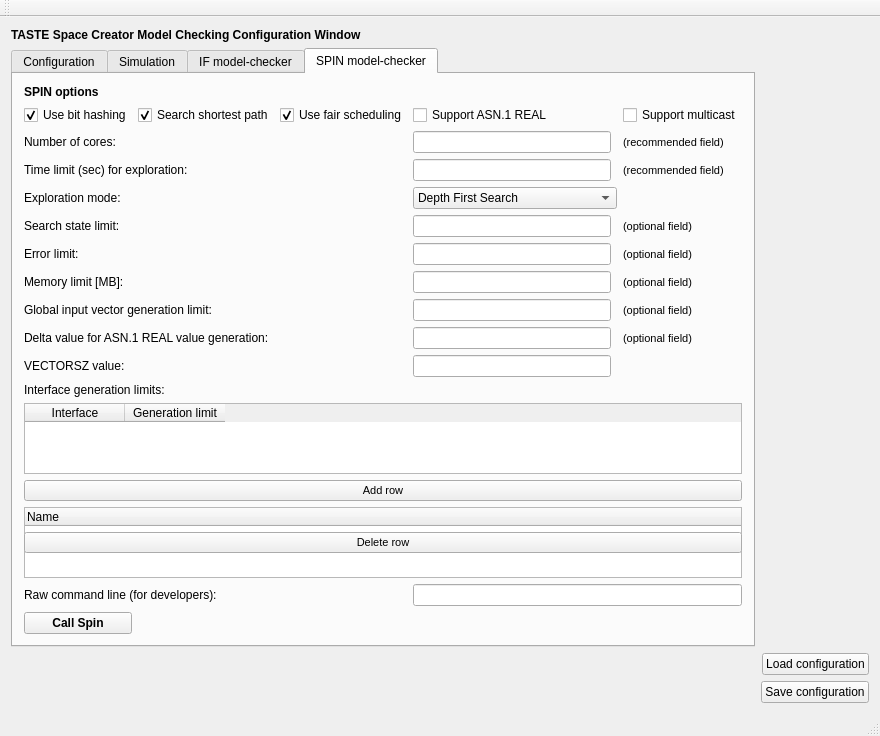
First picture: the form in src/libs/libiveditor/modelchecking/modelcheckingwindow.ui, repository esa/spacecreator, before the edit.
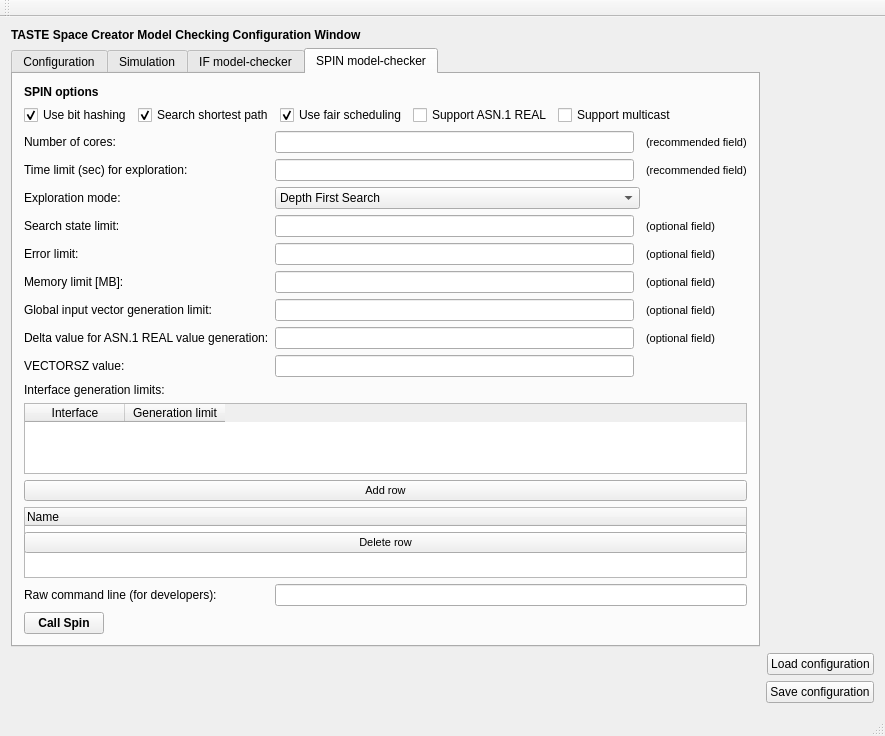
Second picture: the form after the edit.

Commit message: n7s tmc-182: Fix in modelchecking window UI

Patch:
```diff
--- a/src/libs/libiveditor/modelchecking/modelcheckingwindow.ui
+++ b/src/libs/libiveditor/modelchecking/modelcheckingwindow.ui
@@ -6,7 +6,7 @@
    <rect>
     <x>0</x>
     <y>0</y>
-    <width>880</width>
+    <width>885</width>
     <height>736</height>
    </rect>
   </property>
@@ -673,7 +673,7 @@
         <string>SPIN model-checker</string>
        </attribute>
        <layout class="QGridLayout" name="gridLayout_4">
-        <item row="14" column="0" colspan="6">
+        <item row="15" column="0" colspan="6">
          <widget class="QTableWidget" name="tableWidget_generationLimits">
           <column>
            <property name="text">
@@ -687,53 +687,14 @@
           </column>
          </widget>
         </item>
-        <item row="2" column="0">
-         <widget class="QCheckBox" name="checkBox_useBitHashing">
+        <item row="9" column="3">
+         <widget class="QLineEdit" name="lineEdit_errorLimit">
           <property name="text">
-           <string>Use bit hashing</string>
+           <string/>
           </property>
-          <property name="checked">
-           <bool>true</bool>
-          </property>
          </widget>
         </item>
-        <item row="2" column="3">
-         <widget class="QCheckBox" name="checkBox_useReal">
-          <property name="text">
-           <string>Support ASN.1 REAL</string>
-          </property>
-         </widget>
-        </item>
-        <item row="17" column="0" colspan="3">
-         <widget class="QLabel" name="label_rawCommandLine">
-          <property name="text">
-           <string>Raw command line (for developers):</string>
-          </property>
-         </widget>
-        </item>
-        <item row="1" column="0">
-         <layout class="QHBoxLayout" name="horizontalLayout"/>
-        </item>
-        <item row="6" column="0" colspan="3">
-         <widget class="QLabel" name="label_spinExpAlgorithm">
-          <property name="text">
-           <string>Exploration mode:</string>
-          </property>
-         </widget>
-        </item>
-        <item row="9" column="5">
-         <widget class="QLabel" name="label_optionalField3">
-          <property name="font">
-           <font>
-            <pointsize>8</pointsize>
-           </font>
-          </property>
-          <property name="text">
-           <string>(optional field)</string>
-          </property>
-         </widget>
-        </item>
-        <item row="16" column="0" colspan="6">
+        <item row="17" column="0" colspan="6">
          <widget class="QTreeWidget" name="treeWidget_spinResults">
           <attribute name="headerMinimumSectionSize">
            <number>400</number>
@@ -751,213 +712,135 @@
           </column>
          </widget>
         </item>
-        <item row="18" column="0">
-         <widget class="QPushButton" name="pushButton_callSpin">
-          <property name="font">
-           <font>
-            <bold>true</bold>
-           </font>
-          </property>
-          <property name="text">
-           <string>Call Spin</string>
-          </property>
-         </widget>
-        </item>
         <item row="12" column="3">
-         <widget class="QLineEdit" name="lineEdit_vectorszValue"/>
-        </item>
-        <item row="2" column="2">
-         <widget class="QCheckBox" name="checkBox_useFairScheduling">
-          <property name="text">
-           <string>Use fair scheduling</string>
-          </property>
-          <property name="checked">
-           <bool>true</bool>
-          </property>
-         </widget>
-        </item>
-        <item row="12" column="0" colspan="3">
-         <widget class="QLabel" name="label_vectorsz">
-          <property name="text">
-           <string>VECTORSZ value:</string>
-          </property>
-         </widget>
-        </item>
-        <item row="11" column="5">
-         <widget class="QLabel" name="label_26">
-          <property name="font">
-           <font>
-            <pointsize>8</pointsize>
-           </font>
-          </property>
-          <property name="text">
-           <string>(optional field)</string>
-          </property>
-         </widget>
-        </item>
-        <item row="9" column="3">
-         <widget class="QLineEdit" name="lineEdit_memoryLimit">
-          <property name="text">
-           <string/>
-          </property>
-          <property name="maxLength">
-           <number>32767</number>
-          </property>
-         </widget>
-        </item>
-        <item row="17" column="3" colspan="3">
-         <widget class="QLineEdit" name="lineEdit_rawCommandLine">
-          <property name="text">
-           <string/>
-          </property>
-          <property name="maxLength">
-           <number>32767</number>
-          </property>
-         </widget>
-        </item>
-        <item row="9" column="0" colspan="3">
-         <widget class="QLabel" name="label_memoryLimit">
-          <property name="text">
-           <string>Memory limit [MB]:</string>
-          </property>
-         </widget>
-        </item>
-        <item row="2" column="1">
-         <widget class="QCheckBox" name="checkBox_searchShortestPath">
-          <property name="text">
-           <string>Search shortest path</string>
-          </property>
-          <property name="checked">
-           <bool>true</bool>
-          </property>
-         </widget>
-        </item>
-        <item row="4" column="3">
-         <widget class="QLineEdit" name="lineEdit_numberOfCores">
-          <property name="text">
-           <string/>
-          </property>
-          <property name="maxLength">
-           <number>32767</number>
-          </property>
-         </widget>
-        </item>
-        <item row="11" column="3">
          <widget class="QLineEdit" name="lineEdit_deltaValue"/>
         </item>
-        <item row="4" column="5">
-         <widget class="QLabel" name="label_recommendedField2">
-          <property name="font">
-           <font>
-            <pointsize>8</pointsize>
-           </font>
-          </property>
-          <property name="text">
-           <string>(recommended field)</string>
-          </property>
-         </widget>
-        </item>
-        <item row="10" column="3">
-         <widget class="QLineEdit" name="lineEdit_generationLimit">
-          <property name="text">
-           <string/>
-          </property>
-          <property name="maxLength">
-           <number>32767</number>
-          </property>
-         </widget>
-        </item>
-        <item row="0" column="0">
-         <widget class="QLabel" name="label_spinOptions">
-          <property name="font">
-           <font>
-            <bold>true</bold>
-           </font>
-          </property>
-          <property name="text">
-           <string>SPIN options</string>
-          </property>
-         </widget>
-        </item>
-        <item row="8" column="3">
-         <widget class="QLineEdit" name="lineEdit_errorLimit">
-          <property name="text">
-           <string/>
-          </property>
-         </widget>
-        </item>
-        <item row="5" column="5">
-         <widget class="QLabel" name="label_recommendedField">
-          <property name="font">
-           <font>
-            <pointsize>8</pointsize>
-           </font>
-          </property>
-          <property name="text">
-           <string>(recommended field)</string>
-          </property>
-         </widget>
-        </item>
-        <item row="4" column="0" colspan="3">
+        <item row="5" column="0" colspan="3">
          <widget class="QLabel" name="label_numberOfCores">
           <property name="text">
            <string>Number of cores:</string>
           </property>
          </widget>
         </item>
-        <item row="13" column="0" colspan="3">
+        <item row="9" column="0" colspan="3">
+         <widget class="QLabel" name="label_errorLimit">
+          <property name="text">
+           <string>Error limit:</string>
+          </property>
+         </widget>
+        </item>
+        <item row="11" column="5">
+         <widget class="QLabel" name="label_optionalField4">
+          <property name="font">
+           <font>
+            <pointsize>8</pointsize>
+           </font>
+          </property>
+          <property name="text">
+           <string>(optional field)</string>
+          </property>
+         </widget>
+        </item>
+        <item row="11" column="3">
+         <widget class="QLineEdit" name="lineEdit_generationLimit">
+          <property name="text">
+           <string/>
+          </property>
+          <property name="maxLength">
+           <number>32767</number>
+          </property>
+         </widget>
+        </item>
+        <item row="12" column="5">
+         <widget class="QLabel" name="label_26">
+          <property name="font">
+           <font>
+            <pointsize>8</pointsize>
+           </font>
+          </property>
+          <property name="text">
+           <string>(optional field)</string>
+          </property>
+         </widget>
+        </item>
+        <item row="7" column="0" colspan="3">
+         <widget class="QLabel" name="label_spinExpAlgorithm">
+          <property name="text">
+           <string>Exploration mode:</string>
+          </property>
+         </widget>
+        </item>
+        <item row="18" column="3" colspan="3">
+         <widget class="QLineEdit" name="lineEdit_rawCommandLine">
+          <property name="text">
+           <string/>
+          </property>
+          <property name="maxLength">
+           <number>32767</number>
+          </property>
+         </widget>
+        </item>
+        <item row="14" column="0" colspan="3">
          <widget class="QLabel" name="label_ifaceGenerationLimits">
           <property name="text">
            <string>Interface generation limits:</string>
           </property>
          </widget>
         </item>
-        <item row="5" column="3">
+        <item row="6" column="3">
          <widget class="QLineEdit" name="lineEdit_spinTimeLimit">
           <property name="text">
            <string/>
           </property>
          </widget>
         </item>
-        <item row="16" column="0" colspan="6">
-         <widget class="QPushButton" name="tableDeleteButton">
+        <item row="8" column="5">
+         <widget class="QLabel" name="label_optionalField2">
           <property name="font">
            <font>
             <pointsize>8</pointsize>
            </font>
           </property>
           <property name="text">
-           <string>Delete row</string>
+           <string>(optional field)</string>
           </property>
          </widget>
         </item>
-        <item row="7" column="3">
-         <widget class="QLineEdit" name="lineEdit_searchStateLimit">
+        <item row="5" column="3">
+         <widget class="QLineEdit" name="lineEdit_numberOfCores">
           <property name="text">
            <string/>
           </property>
+          <property name="maxLength">
+           <number>32767</number>
+          </property>
          </widget>
         </item>
-        <item row="15" column="0" colspan="6">
-         <widget class="QPushButton" name="tableAddButton">
+        <item row="0" column="0">
+         <widget class="QLabel" name="label_spinOptions">
+          <property name="font">
+           <font>
+            <bold>true</bold>
+           </font>
+          </property>
+          <property name="text">
+           <string>SPIN options</string>
+          </property>
+         </widget>
+        </item>
+        <item row="10" column="5">
+         <widget class="QLabel" name="label_optionalField3">
           <property name="font">
            <font>
             <pointsize>8</pointsize>
            </font>
           </property>
           <property name="text">
-           <string>Add row</string>
+           <string>(optional field)</string>
           </property>
          </widget>
         </item>
-        <item row="8" column="0" colspan="3">
-         <widget class="QLabel" name="label_errorLimit">
-          <property name="text">
-           <string>Error limit:</string>
-          </property>
-         </widget>
-        </item>
-        <item row="6" column="3" colspan="2">
+        <item row="7" column="3" colspan="2">
          <widget class="QComboBox" name="comboBox_spinExpAlgorithm">
           <item>
            <property name="text">
@@ -971,76 +854,210 @@
           </item>
          </widget>
         </item>
-        <item row="11" column="0" colspan="3">
+        <item row="9" column="5">
+         <widget class="QLabel" name="label_optionalField">
+          <property name="font">
+           <font>
+            <pointsize>8</pointsize>
+           </font>
+          </property>
+          <property name="text">
+           <string>(optional field)</string>
+          </property>
+         </widget>
+        </item>
+        <item row="16" column="0" colspan="6">
+         <widget class="QPushButton" name="tableAddButton">
+          <property name="font">
+           <font>
+            <pointsize>8</pointsize>
+           </font>
+          </property>
+          <property name="text">
+           <string>Add row</string>
+          </property>
+         </widget>
+        </item>
+        <item row="8" column="0" colspan="3">
+         <widget class="QLabel" name="label_searchStateLimit">
+          <property name="text">
+           <string>Search state limit:</string>
+          </property>
+         </widget>
+        </item>
+        <item row="12" column="0" colspan="3">
          <widget class="QLabel" name="label_8">
           <property name="text">
            <string>Delta value for ASN.1 REAL value generation:</string>
           </property>
          </widget>
         </item>
-        <item row="10" column="0" colspan="3">
+        <item row="13" column="0" colspan="3">
+         <widget class="QLabel" name="label_vectorsz">
+          <property name="text">
+           <string>VECTORSZ value:</string>
+          </property>
+         </widget>
+        </item>
+        <item row="6" column="5">
+         <widget class="QLabel" name="label_recommendedField">
+          <property name="font">
+           <font>
+            <pointsize>8</pointsize>
+           </font>
+          </property>
+          <property name="text">
+           <string>(recommended field)</string>
+          </property>
+         </widget>
+        </item>
+        <item row="18" column="0" colspan="3">
+         <widget class="QLabel" name="label_rawCommandLine">
+          <property name="text">
+           <string>Raw command line (for developers):</string>
+          </property>
+         </widget>
+        </item>
+        <item row="11" column="0" colspan="3">
          <widget class="QLabel" name="label_generationLimit">
           <property name="text">
            <string>Global input vector generation limit:</string>
           </property>
          </widget>
         </item>
-        <item row="10" column="5">
-         <widget class="QLabel" name="label_optionalField4">
+        <item row="8" column="3">
+         <widget class="QLineEdit" name="lineEdit_searchStateLimit">
+          <property name="text">
+           <string/>
+          </property>
+         </widget>
+        </item>
+        <item row="17" column="0" colspan="6">
+         <widget class="QPushButton" name="tableDeleteButton">
           <property name="font">
            <font>
             <pointsize>8</pointsize>
            </font>
           </property>
           <property name="text">
-           <string>(optional field)</string>
+           <string>Delete row</string>
           </property>
          </widget>
         </item>
-        <item row="5" column="0" colspan="4">
+        <item row="13" column="3">
+         <widget class="QLineEdit" name="lineEdit_vectorszValue"/>
+        </item>
+        <item row="10" column="3">
+         <widget class="QLineEdit" name="lineEdit_memoryLimit">
+          <property name="text">
+           <string/>
+          </property>
+          <property name="maxLength">
+           <number>32767</number>
+          </property>
+         </widget>
+        </item>
+        <item row="19" column="0">
+         <widget class="QPushButton" name="pushButton_callSpin">
+          <property name="font">
+           <font>
+            <bold>true</bold>
+           </font>
+          </property>
+          <property name="text">
+           <string>Call Spin</string>
+          </property>
+         </widget>
+        </item>
+        <item row="10" column="0" colspan="3">
+         <widget class="QLabel" name="label_memoryLimit">
+          <property name="text">
+           <string>Memory limit [MB]:</string>
+          </property>
+         </widget>
+        </item>
+        <item row="6" column="0" colspan="4">
          <widget class="QLabel" name="label_timeLimit">
           <property name="text">
            <string>Time limit (sec) for exploration:</string>
           </property>
          </widget>
         </item>
-        <item row="7" column="5">
-         <widget class="QLabel" name="label_optionalField2">
+        <item row="5" column="5">
+         <widget class="QLabel" name="label_recommendedField2">
           <property name="font">
            <font>
             <pointsize>8</pointsize>
            </font>
           </property>
           <property name="text">
-           <string>(optional field)</string>
+           <string>(recommended field)</string>
           </property>
          </widget>
         </item>
-        <item row="7" column="0" colspan="3">
-         <widget class="QLabel" name="label_searchStateLimit">
-          <property name="text">
-           <string>Search state limit:</string>
+        <item row="4" column="0" colspan="6">
+         <layout class="QHBoxLayout" name="horizontalLayout">
+          <property name="sizeConstraint">
+           <enum>QLayout::SetMinimumSize</enum>
           </property>
-         </widget>
-        </item>
-        <item row="8" column="5">
-         <widget class="QLabel" name="label_optionalField">
-          <property name="font">
-           <font>
-            <pointsize>8</pointsize>
-           </font>
-          </property>
-          <property name="text">
-           <string>(optional field)</string>
-          </property>
-         </widget>
-        </item>
-        <item row="2" column="5">
-         <widget class="QCheckBox" name="checkBox_useMulticast">
-          <property name="text">
-           <string>Support multicast</string>
-          </property>
-         </widget>
+          <item>
+           <widget class="QCheckBox" name="checkBox_useBitHashing">
+            <property name="text">
+             <string>Use bit hashing</string>
+            </property>
+            <property name="checked">
+             <bool>true</bool>
+            </property>
+           </widget>
+          </item>
+          <item>
+           <widget class="QCheckBox" name="checkBox_searchShortestPath">
+            <property name="text">
+             <string>Search shortest path</string>
+            </property>
+            <property name="checked">
+             <bool>true</bool>
+            </property>
+           </widget>
+          </item>
+          <item>
+           <widget class="QCheckBox" name="checkBox_useFairScheduling">
+            <property name="text">
+             <string>Use fair scheduling</string>
+            </property>
+            <property name="checked">
+             <bool>true</bool>
+            </property>
+           </widget>
+          </item>
+          <item>
+           <widget class="QCheckBox" name="checkBox_useReal">
+            <property name="text">
+             <string>Support ASN.1 REAL</string>
+            </property>
+           </widget>
+          </item>
+          <item>
+           <widget class="QCheckBox" name="checkBox_useMulticast">
+            <property name="text">
+             <string>Support multicast</string>
+            </property>
+           </widget>
+          </item>
+          <item>
+           <spacer name="horizontalSpacer">
+            <property name="orientation">
+             <enum>Qt::Horizontal</enum>
+            </property>
+            <property name="sizeHint" stdset="0">
+             <size>
+              <width>40</width>
+              <height>20</height>
+             </size>
+            </property>
+           </spacer>
+          </item>
+         </layout>
         </item>
        </layout>
       </widget>
```
